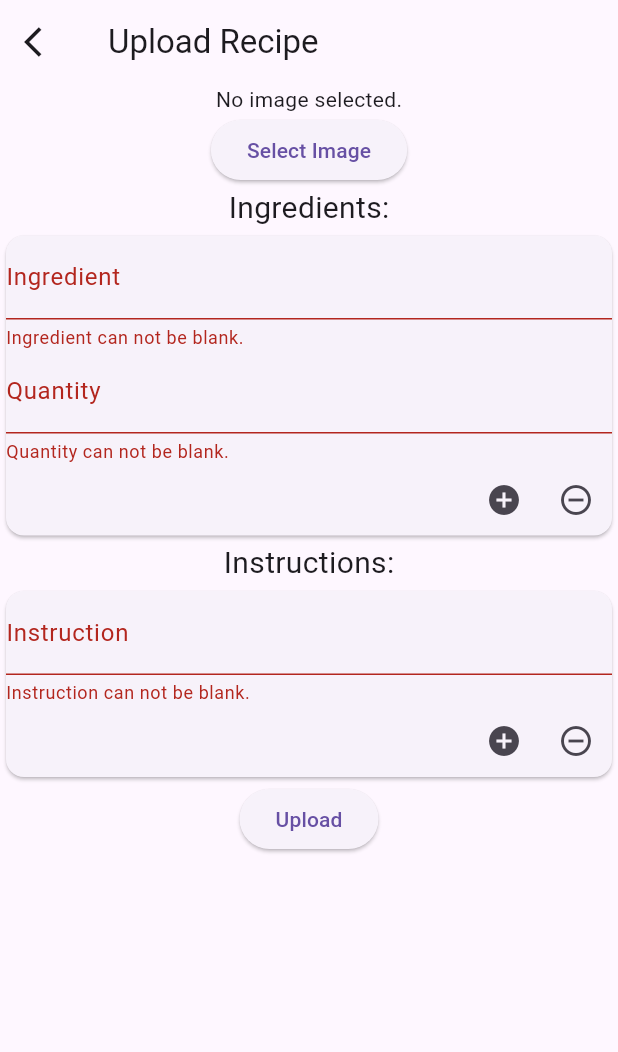
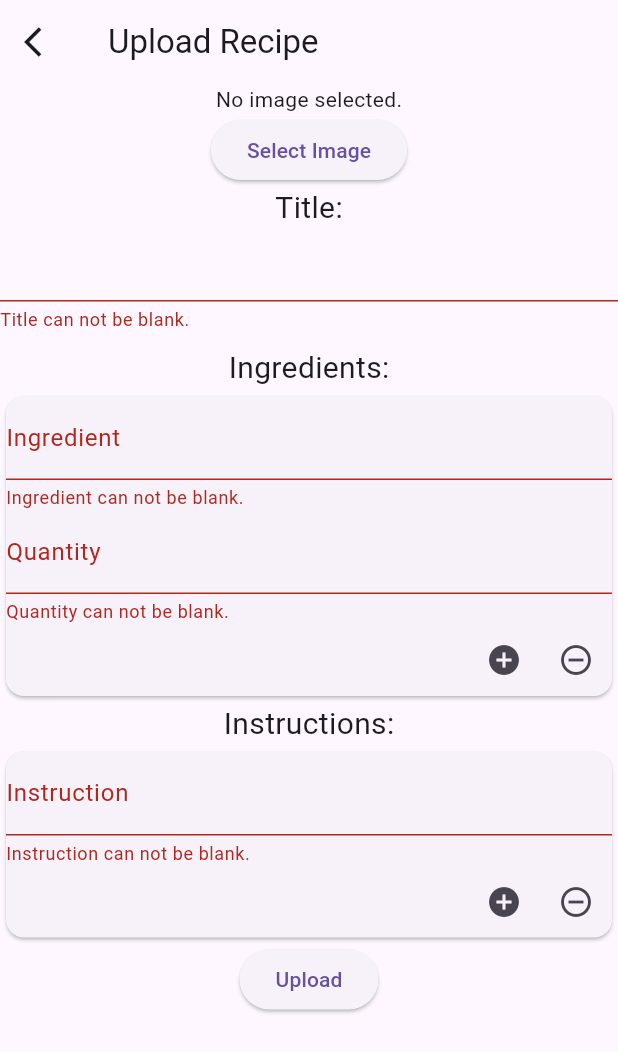
Before and after one commit to YuJieWu5/ten_mins_five_ingredients, a Flutter app: the UploadRecipePage screen opened by its route, after a tap on "Upload", on a phone screen of 412 x 824 dp. Shown: the top 1052 px of the screen. Run offline on Flutter 3.47's test engine with Material 3 defaults, Android fonts, the phone set to English and light mode, and no system bars; our stand-ins replace camera, carousel_slider, firebase_core, firebase_database, go_router, image_picker and 1 more; accounts and stored records are empty.

Commit message:
Upload recipe data to cloud database on upload_recipe_page.dart

```diff
--- a/lib/Recipe/Upload/upload_recipe_page.dart
+++ b/lib/Recipe/Upload/upload_recipe_page.dart
@@ -2,6 +2,10 @@ import 'dart:io';
 import 'package:flutter/material.dart';
 import 'package:image_picker/image_picker.dart';
 import 'package:go_router/go_router.dart';
+import 'package:firebase_database/firebase_database.dart';
+import 'package:provider/provider.dart';
+
+import '../../global_state.dart';
 
 class UploadRecipePage extends StatefulWidget {
   const UploadRecipePage({super.key});
@@ -11,8 +15,9 @@ class UploadRecipePage extends StatefulWidget {
 }
 
 class _UploadRecipePageState extends State<UploadRecipePage> {
+  DatabaseReference ref = FirebaseDatabase.instance.ref("recipes/");
   final GlobalKey<FormState> _formKey = GlobalKey<FormState>();
-
+  final TextEditingController _titleController = TextEditingController();
   // This will hold the selected image
   XFile? _image;
 
@@ -163,15 +168,37 @@ class _UploadRecipePageState extends State<UploadRecipePage> {
     return instructionTextFieldList;
   }
 
-  void _onUploadPressed(){
+  void _onUploadPressed() async {
     //TODO: call uploadRecipe API, save input data to database
     if(_formKey.currentState?.validate()??false) {
-      _openAlertDialog(context);
+      List<String> ingredients = [];
+      List<String> instructions = [];
+      for(int i=0; i<_ingredientsCount; i++){
+        ingredients.add(_ingredientsController[i].text+" "+_ingredientsQuantityController[i].text);
+      }
+      for(int i=0; i<_instructionsCount; i++){
+        instructions.add(_instructionsController[i].text);
+      }
+
+      await ref.push().set({
+        "creator": context.read<GlobalState>().getUserId,
+        "image": "", //upload the image to storage, only store image name in database
+        "ingredient": ingredients,
+        "instruction": instructions,
+        "rating": 0,
+        "rating-count": 0,
+        "title": _titleController.text
+      }).then((value){
+        _openAlertDialog(context);
+      }).catchError((error){
+        //TODO: display error message to notify the user
+        print(error);
+      });
+
     }
   }
 
   void _openAlertDialog(BuildContext context){
-    //TODO: save the recipe data to database
     showDialog(
         context: context,
         builder: (BuildContext context) {
@@ -219,6 +246,19 @@ class _UploadRecipePageState extends State<UploadRecipePage> {
                   onPressed: _pickImage,
                   child: const Text('Select Image'),
                 ),
+                const Text('Title:', style: TextStyle(fontSize: 20),),
+                Container(
+                  margin: const EdgeInsets.only(bottom: 10.0),
+                  child: TextFormField(
+                    controller: _titleController,
+                    validator: (newValue){
+                      if(newValue == null || newValue.isEmpty) {
+                        return 'Title can not be blank.';
+                      }
+                      return null;
+                    },
+                  ),
+                ),
                 const Text('Ingredients:', style: TextStyle(fontSize: 20),),
                 SizedBox(
                   width: 500,
```
